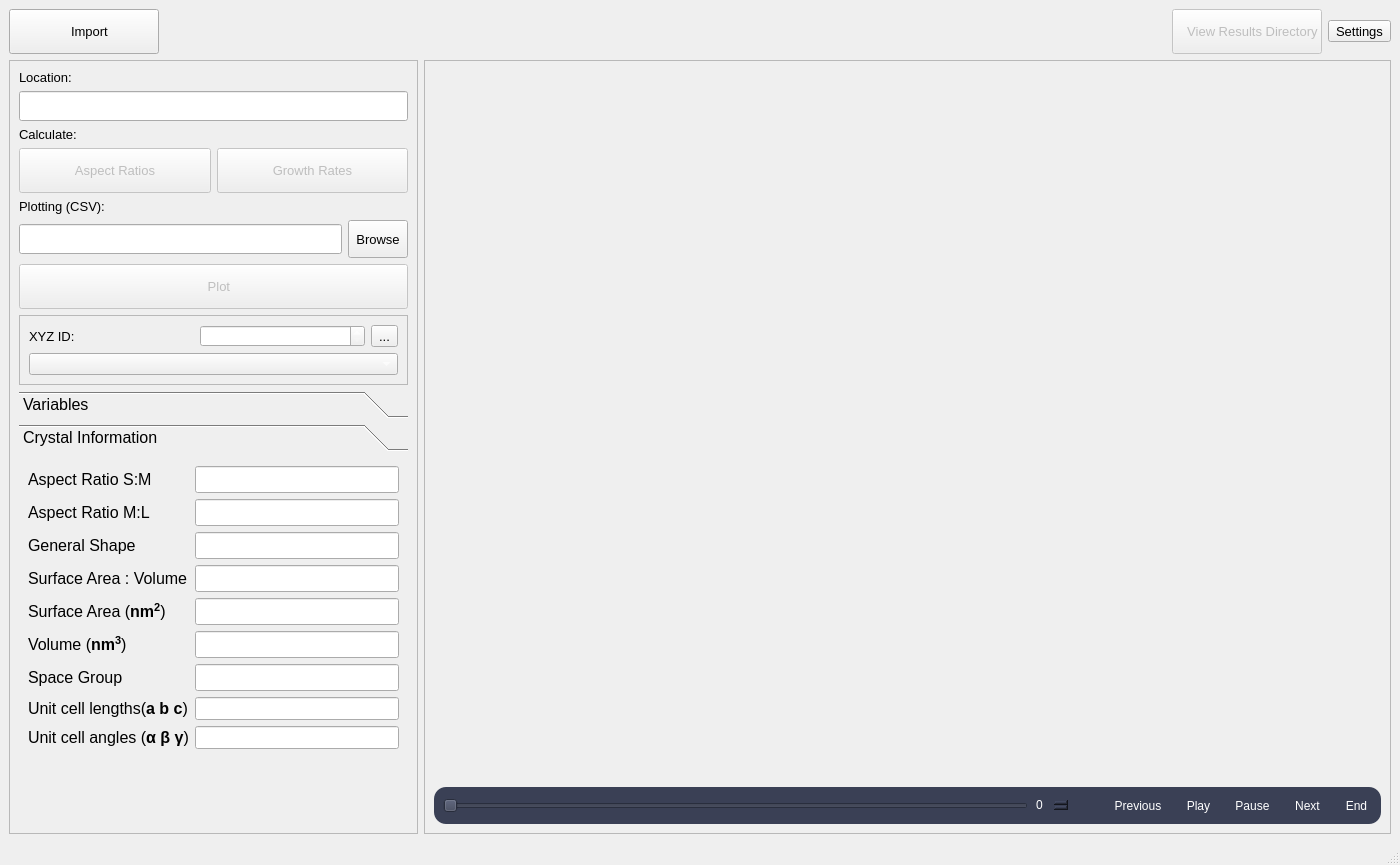
Qt form src/crystalaspects/gui/window.ui (CrystalGrowerOrg/cgaspects) before a commit.
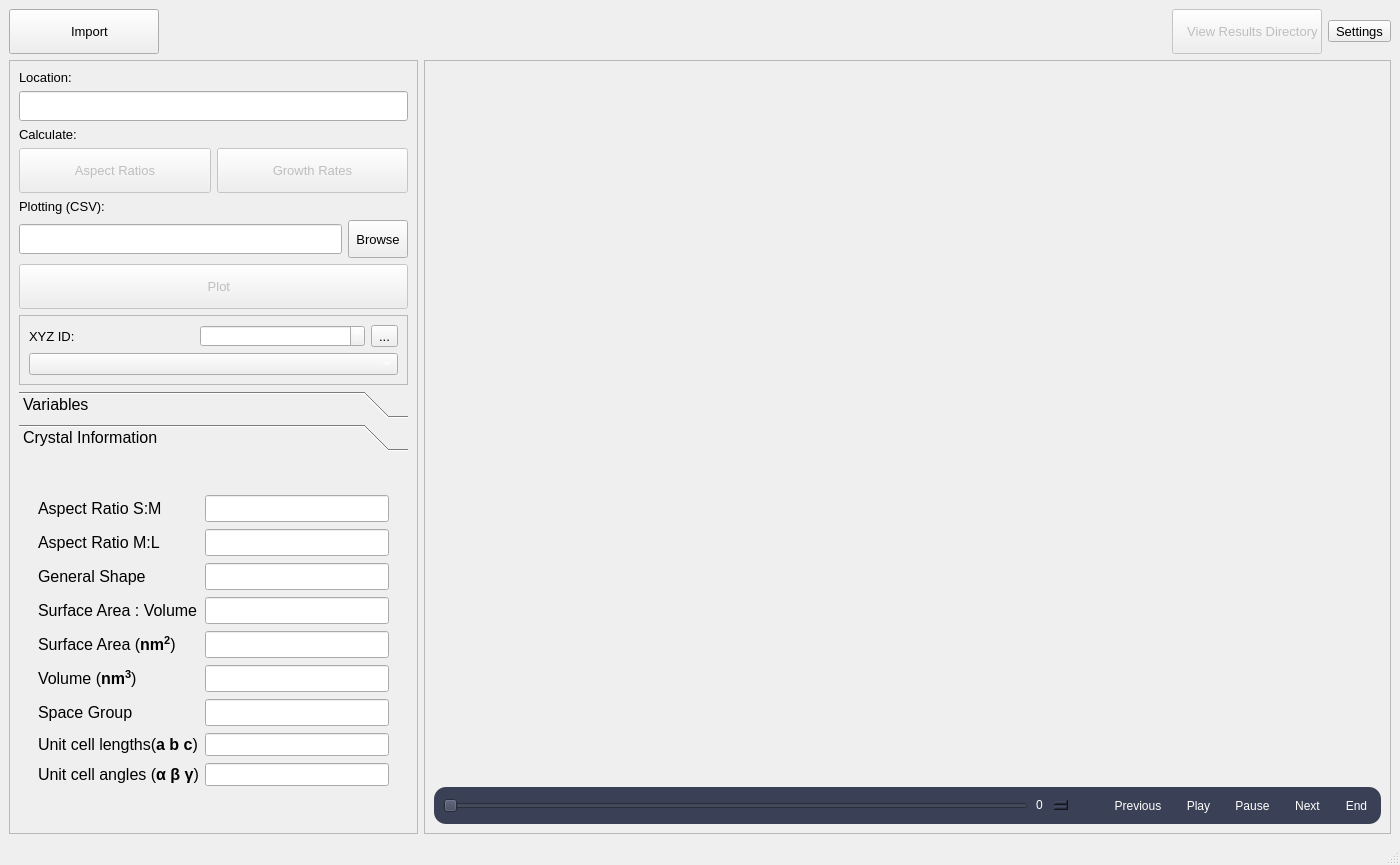
The same form after that commit. Icons and pictures are not drawn.

Diff of the .ui file:
```diff
--- a/src/crystalaspects/gui/window.ui
+++ b/src/crystalaspects/gui/window.ui
@@ -484,26 +484,28 @@
             <string>Crystal Information</string>
            </attribute>
            <layout class="QGridLayout" name="gridLayout_2">
-            <item row="2" column="0">
-             <spacer name="verticalSpacer_2">
-              <property name="orientation">
-               <enum>Qt::Vertical</enum>
-              </property>
-              <property name="sizeHint" stdset="0">
-               <size>
-                <width>20</width>
-                <height>40</height>
-               </size>
-              </property>
-             </spacer>
-            </item>
             <item row="1" column="0">
              <layout class="QFormLayout" name="formLayout">
+              <property name="fieldGrowthPolicy">
+               <enum>QFormLayout::ExpandingFieldsGrow</enum>
+              </property>
               <property name="labelAlignment">
                <set>Qt::AlignLeading|Qt::AlignLeft|Qt::AlignVCenter</set>
               </property>
               <property name="formAlignment">
-               <set>Qt::AlignHCenter|Qt::AlignTop</set>
+               <set>Qt::AlignCenter</set>
+              </property>
+              <property name="horizontalSpacing">
+               <number>-1</number>
+              </property>
+              <property name="verticalSpacing">
+               <number>7</number>
+              </property>
+              <property name="leftMargin">
+               <number>10</number>
+              </property>
+              <property name="rightMargin">
+               <number>10</number>
               </property>
               <item row="7" column="1">
                <widget class="QLineEdit" name="lineEdit_uc_lengths">
@@ -515,7 +517,7 @@
                 </property>
                 <property name="minimumSize">
                  <size>
-                  <width>200</width>
+                  <width>0</width>
                   <height>0</height>
                  </size>
                 </property>
@@ -553,7 +555,7 @@
                 </property>
                 <property name="minimumSize">
                  <size>
-                  <width>200</width>
+                  <width>0</width>
                   <height>0</height>
                  </size>
                 </property>
@@ -591,7 +593,7 @@
                 </property>
                 <property name="minimumSize">
                  <size>
-                  <width>200</width>
+                  <width>0</width>
                   <height>0</height>
                  </size>
                 </property>
@@ -628,7 +630,7 @@
                 </property>
                 <property name="minimumSize">
                  <size>
-                  <width>200</width>
+                  <width>0</width>
                   <height>0</height>
                  </size>
                 </property>
@@ -665,7 +667,7 @@
                 </property>
                 <property name="minimumSize">
                  <size>
-                  <width>200</width>
+                  <width>0</width>
                   <height>0</height>
                  </size>
                 </property>
@@ -702,7 +704,7 @@
                 </property>
                 <property name="minimumSize">
                  <size>
-                  <width>200</width>
+                  <width>0</width>
                   <height>0</height>
                  </size>
                 </property>
@@ -739,7 +741,7 @@
                 </property>
                 <property name="minimumSize">
                  <size>
-                  <width>200</width>
+                  <width>0</width>
                   <height>0</height>
                  </size>
                 </property>
@@ -776,7 +778,7 @@
                 </property>
                 <property name="minimumSize">
                  <size>
-                  <width>200</width>
+                  <width>0</width>
                   <height>0</height>
                  </size>
                 </property>
@@ -813,7 +815,7 @@
                 </property>
                 <property name="minimumSize">
                  <size>
-                  <width>200</width>
+                  <width>0</width>
                   <height>0</height>
                  </size>
                 </property>
```
